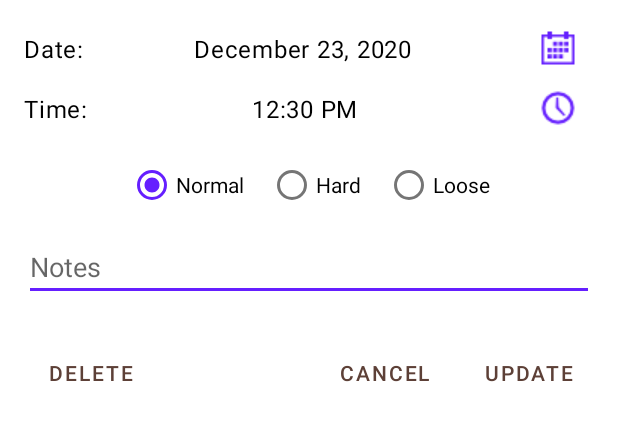
After one commit to curtbinder/PoopTime, an Android app: the layout dlg_edit_poop.xml on its own in the app's theme, with its tools: preview values and no code run, on a phone screen of 412 x 824 dp. The commit adds this screen. Shown: the top 421 px of the screen. Run offline under Robolectric (Android 15) with nearby library versions, the phone set to English and light mode, and no system bars.

Commit message:
Added initial layout for editing entries

```diff
--- /dev/null
+++ b/app/src/main/java/info/curtbinder/pooptime/DialogEditPoop.java
@@ -0,0 +1,38 @@
+package info.curtbinder.pooptime;
+
+import android.net.Uri;
+import android.os.Bundle;
+import android.view.View;
+import android.widget.EditText;
+import android.widget.RadioButton;
+import android.widget.TextView;
+
+import androidx.fragment.app.DialogFragment;
+
+public class DialogEditPoop extends DialogFragment {
+
+    private Uri uri = null;
+    private TextView tvDate;
+    private TextView tvTime;
+    private EditText notes;
+    private RadioButton radioNormal;
+    private RadioButton radioHard;
+    private RadioButton radioLoose;
+
+    public static DialogEditPoop newInstance(Uri uri) {
+        DialogEditPoop dlg = new DialogEditPoop();
+        Bundle args = new Bundle();
+        args.putParcelable(DBProvider.MAIN_ID_MIME_TYPE, uri);
+        dlg.setArguments(args);
+        return dlg;
+    }
+
+    private void findViews(View root) {
+        tvDate = root.findViewById(R.id.textDate);
+        tvTime = root.findViewById(R.id.textTime);
+        notes = root.findViewById(R.id.notes);
+        radioNormal = root.findViewById(R.id.radioNormal);
+        radioHard = root.findViewById(R.id.radioHard);
+        radioLoose = root.findViewById(R.id.radioLoose);
+    }
+}
--- /dev/null
+++ b/app/src/main/res/layout/dlg_edit_poop.xml
@@ -0,0 +1,165 @@
+<?xml version="1.0" encoding="utf-8"?>
+<androidx.constraintlayout.widget.ConstraintLayout
+    xmlns:android="http://schemas.android.com/apk/res/android"
+    xmlns:app="http://schemas.android.com/apk/res-auto"
+    xmlns:tools="http://schemas.android.com/tools"
+    android:layout_width="match_parent"
+    android:layout_height="match_parent"
+    android:padding="8dp">
+
+    <TextView
+        android:id="@+id/labelDate"
+        android:layout_width="wrap_content"
+        android:layout_height="wrap_content"
+        android:layout_marginStart="8dp"
+        android:text="Date:"
+        android:textAppearance="?attr/textAppearanceBody1"
+        app:layout_constraintBottom_toBottomOf="@+id/textDate"
+        app:layout_constraintStart_toStartOf="parent"
+        app:layout_constraintTop_toTopOf="@+id/textDate" />
+
+    <TextView
+        android:id="@+id/textDate"
+        android:layout_width="0dp"
+        android:layout_height="wrap_content"
+        android:layout_marginStart="16dp"
+        android:layout_marginEnd="16dp"
+        android:gravity="center_horizontal"
+        android:textAppearance="?attr/textAppearanceBody1"
+        app:layout_constraintBottom_toBottomOf="@+id/btnChangeDate"
+        app:layout_constraintEnd_toStartOf="@+id/btnChangeDate"
+        app:layout_constraintStart_toEndOf="@+id/labelDate"
+        app:layout_constraintTop_toTopOf="@+id/btnChangeDate"
+        tools:text="December 23, 2020" />
+
+    <Button
+        android:id="@+id/btnChangeDate"
+        style="@style/Widget.MaterialComponents.Button.TextButton.Icon"
+        android:layout_width="@dimen/button_image_width"
+        android:layout_height="@dimen/button_image_height"
+        android:layout_marginTop="8dp"
+        android:layout_marginEnd="8dp"
+        app:icon="@drawable/ic_action_calendar_month"
+        app:iconPadding="0dp"
+        app:iconTint="@color/secondaryColor"
+        app:layout_constraintEnd_toEndOf="parent"
+        app:layout_constraintTop_toTopOf="parent" />
+
+    <TextView
+        android:id="@+id/labelTime"
+        android:layout_width="wrap_content"
+        android:layout_height="wrap_content"
+        android:layout_marginStart="8dp"
+        android:text="Time:"
+        android:textAppearance="?attr/textAppearanceBody1"
+        app:layout_constraintBottom_toBottomOf="@+id/textTime"
+        app:layout_constraintStart_toStartOf="parent"
+        app:layout_constraintTop_toTopOf="@+id/textTime" />
+
+    <TextView
+        android:id="@+id/textTime"
+        android:layout_width="0dp"
+        android:layout_height="wrap_content"
+        android:layout_marginStart="16dp"
+        android:layout_marginEnd="16dp"
+        android:gravity="center_horizontal"
+        android:textAppearance="?attr/textAppearanceBody1"
+        app:layout_constraintBottom_toBottomOf="@+id/btnChangeTime"
+        app:layout_constraintEnd_toStartOf="@+id/btnChangeTime"
+        app:layout_constraintStart_toEndOf="@+id/labelTime"
+        app:layout_constraintTop_toTopOf="@+id/btnChangeTime"
+        app:layout_constraintVertical_weight="1"
+        tools:text="12:30 PM" />
+
+    <Button
+        android:id="@+id/btnChangeTime"
+        style="@style/Widget.MaterialComponents.Button.TextButton.Icon"
+        android:layout_width="@dimen/button_image_width"
+        android:layout_height="@dimen/button_image_height"
+        android:layout_marginTop="8dp"
+        android:layout_marginEnd="8dp"
+        app:icon="@drawable/ic_action_clock"
+        app:iconTint="@color/secondaryColor"
+        app:layout_constraintEnd_toEndOf="parent"
+        app:layout_constraintTop_toBottomOf="@+id/btnChangeDate" />
+
+    <RadioGroup
+        android:id="@+id/radioPanel"
+        android:layout_width="wrap_content"
+        android:layout_height="wrap_content"
+        android:layout_marginTop="16dp"
+        android:orientation="horizontal"
+        app:layout_constraintEnd_toEndOf="parent"
+        app:layout_constraintStart_toStartOf="parent"
+        app:layout_constraintTop_toBottomOf="@+id/textTime">
+
+        <RadioButton
+            android:id="@+id/radioNormal"
+            android:layout_width="match_parent"
+            android:layout_height="wrap_content"
+            android:checked="true"
+            android:text="@string/type_normal" />
+
+        <RadioButton
+            android:id="@+id/radioHard"
+            android:layout_width="match_parent"
+            android:layout_height="wrap_content"
+            android:layout_marginStart="16dp"
+            android:layout_marginEnd="16dp"
+            android:text="@string/type_hard" />
+
+        <RadioButton
+            android:id="@+id/radioLoose"
+            android:layout_width="match_parent"
+            android:layout_height="wrap_content"
+            android:text="@string/type_loose" />
+    </RadioGroup>
+
+    <EditText
+        android:id="@+id/notes"
+        android:layout_width="0dp"
+        android:layout_height="wrap_content"
+        android:layout_marginStart="8dp"
+        android:layout_marginTop="8dp"
+        android:layout_marginEnd="8dp"
+        android:ems="10"
+        android:hint="@string/notes"
+        android:inputType="none"
+        app:layout_constraintEnd_toEndOf="parent"
+        app:layout_constraintStart_toStartOf="parent"
+        app:layout_constraintTop_toBottomOf="@+id/radioPanel" />
+
+    <Button
+        android:id="@+id/btnDelete"
+        style="@style/Widget.MaterialComponents.Button.TextButton"
+        android:layout_width="wrap_content"
+        android:layout_height="wrap_content"
+        android:layout_marginStart="8dp"
+        android:layout_marginTop="@dimen/buttonbar_vertical_padding"
+        android:text="Delete"
+        app:layout_constraintStart_toStartOf="parent"
+        app:layout_constraintTop_toBottomOf="@+id/notes" />
+
+    <Button
+        android:id="@+id/btnUpdate"
+        style="@style/Widget.MaterialComponents.Button.TextButton"
+        android:layout_width="wrap_content"
+        android:layout_height="wrap_content"
+        android:layout_marginTop="@dimen/buttonbar_vertical_padding"
+        android:layout_marginEnd="8dp"
+        android:text="Update"
+        app:layout_constraintEnd_toEndOf="parent"
+        app:layout_constraintTop_toBottomOf="@+id/notes" />
+
+    <Button
+        android:id="@+id/btnCancel"
+        style="@style/Widget.MaterialComponents.Button.TextButton"
+        android:layout_width="wrap_content"
+        android:layout_height="wrap_content"
+        android:layout_marginTop="@dimen/buttonbar_vertical_padding"
+        android:layout_marginEnd="8dp"
+        android:text="@android:string/cancel"
+        app:layout_constraintEnd_toStartOf="@+id/btnUpdate"
+        app:layout_constraintTop_toBottomOf="@+id/notes" />
+
+</androidx.constraintlayout.widget.ConstraintLayout>
--- a/app/src/main/res/values/colors.xml
+++ b/app/src/main/res/values/colors.xml
@@ -3,7 +3,7 @@
     <color name="primaryColor">#5d4037</color>
     <color name="primaryLightColor">#8b6b61</color>
     <color name="primaryDarkColor">#321911</color>
-    <color name="secondaryColor">#651fff</color>
+    <color name="secondaryColor">#651FFF</color>
     <color name="secondaryLightColor">#a255ff</color>
     <color name="secondaryDarkColor">#0100ca</color>
     <color name="primaryTextColor">#ffffff</color>
--- /dev/null
+++ b/app/src/main/res/values/dimens.xml
@@ -0,0 +1,6 @@
+<?xml version="1.0" encoding="utf-8"?>
+<resources>
+    <dimen name="buttonbar_vertical_padding">24dp</dimen>
+    <dimen name="button_image_width">48dp</dimen>
+    <dimen name="button_image_height">32dp</dimen>
+</resources>
```
Also changed, not shown: app/src/main/res/drawable/ic_action_calendar_month.png (added), app/src/main/res/drawable/ic_action_clock.png (added).
